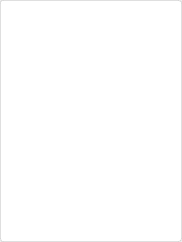
This is src/MEGASync/gui/win/UpgradeWidget.ui in meganz/MEGAsync as Qt 5 draws it before an edit. The edited form follows.
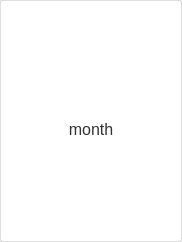
This is the edited form.

Commit message: Fix typo in period label for PRO plans

```diff
--- a/src/MEGASync/gui/win/UpgradeWidget.ui
+++ b/src/MEGASync/gui/win/UpgradeWidget.ui
@@ -216,7 +216,7 @@
             </size>
            </property>
            <property name="text">
-            <string/>
+            <string>month</string>
            </property>
            <property name="alignment">
             <set>Qt::AlignCenter</set>
```
The commit also changes 2 other files.
